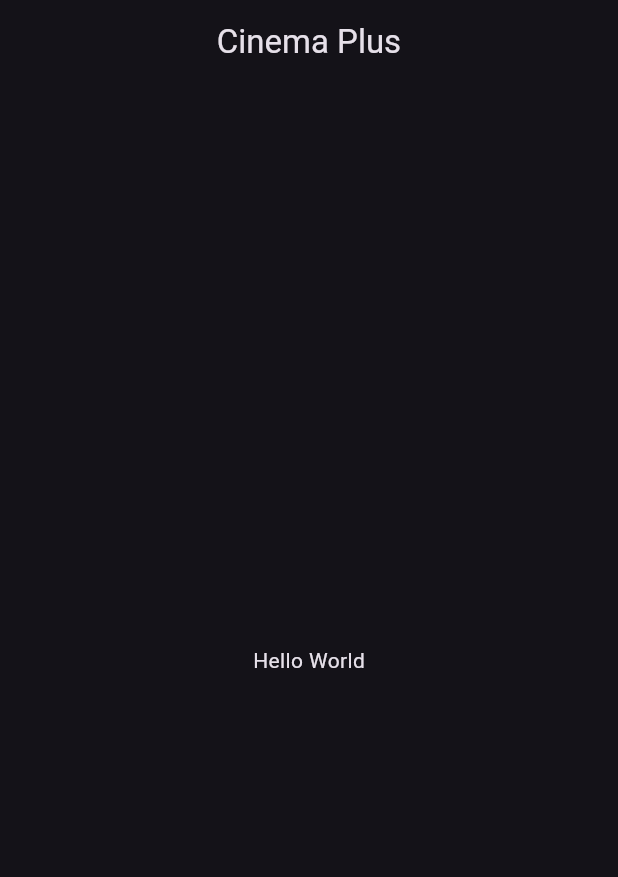
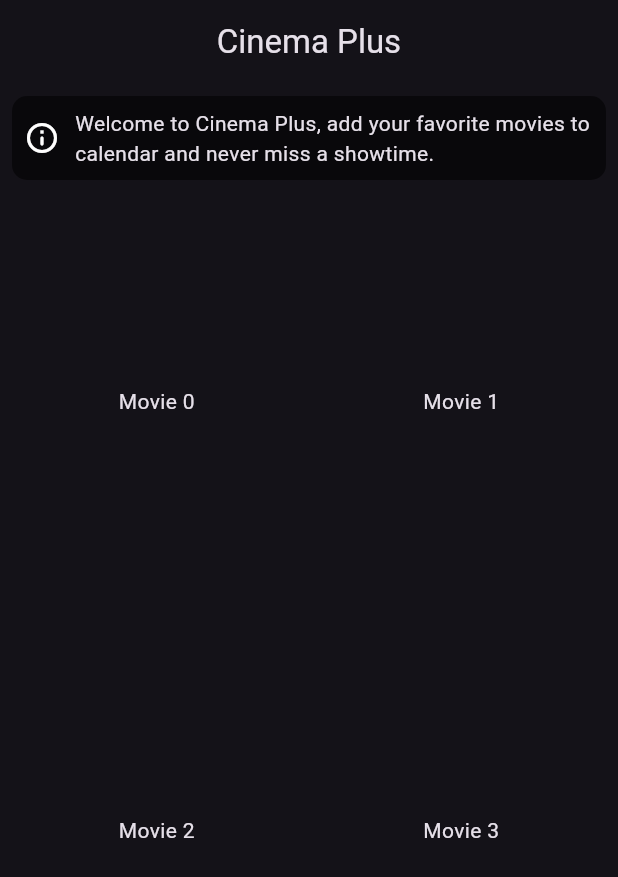
Before and after one commit to lyabs243/flutter-callendar-events, a Flutter app: the screen it shows after launch, on a phone screen of 412 x 824 dp. Shown: the top 877 px of the screen. Run offline on Flutter 3.47's test engine with Material 2 defaults, Android fonts, the phone set to English and light mode, and no system bars.

Commit message:
Init home page UI

```diff
--- a/lib/views/home.dart
+++ b/lib/views/home.dart
@@ -9,6 +9,8 @@ class HomePage extends StatefulWidget {
 
 class _HomePageState extends State<HomePage> {
 
+  bool isLoading = false;
+
   @override
   Widget build(BuildContext context) {
     return Scaffold(
@@ -16,8 +18,53 @@ class _HomePageState extends State<HomePage> {
         title: const Text('Cinema Plus'),
         centerTitle: true,
       ),
-      body: const Center(
-        child: Text('Hello World'),
+      body: Padding(
+        padding: const EdgeInsets.all(8.0),
+        child: Column(
+          children: [
+            Container(
+              decoration: BoxDecoration(
+                color: Colors.black54,
+                borderRadius: BorderRadius.circular(10),
+              ),
+              child: const Padding(
+                padding: EdgeInsets.all(8.0),
+                child: Row(
+                  children: [
+                    Icon(
+                      Icons.info_outline_rounded,
+                      color: Colors.white,
+                    ),
+                    SizedBox(width: 10,),
+                    Expanded(
+                      child: Text(
+                        'Welcome to Cinema Plus, add your favorite movies to calendar and never miss a showtime.',
+                        style: TextStyle(),
+                      ),
+                    ),
+                  ],
+                ),
+              ),
+            ),
+            const SizedBox(height: 10,),
+            Expanded(
+              child: (isLoading)? const Center(child: CircularProgressIndicator(),):
+              GridView.builder(
+                gridDelegate: const SliverGridDelegateWithFixedCrossAxisCount(
+                  crossAxisCount: 2,
+                  childAspectRatio: 0.7,
+                  crossAxisSpacing: 10,
+                  mainAxisSpacing: 10,
+                ),
+                itemBuilder: (context, index) {
+                  return Center(
+                    child: Text('Movie $index'),
+                  );
+                },
+              )
+            ),
+          ],
+        ),
       ),
     );
   }
```
